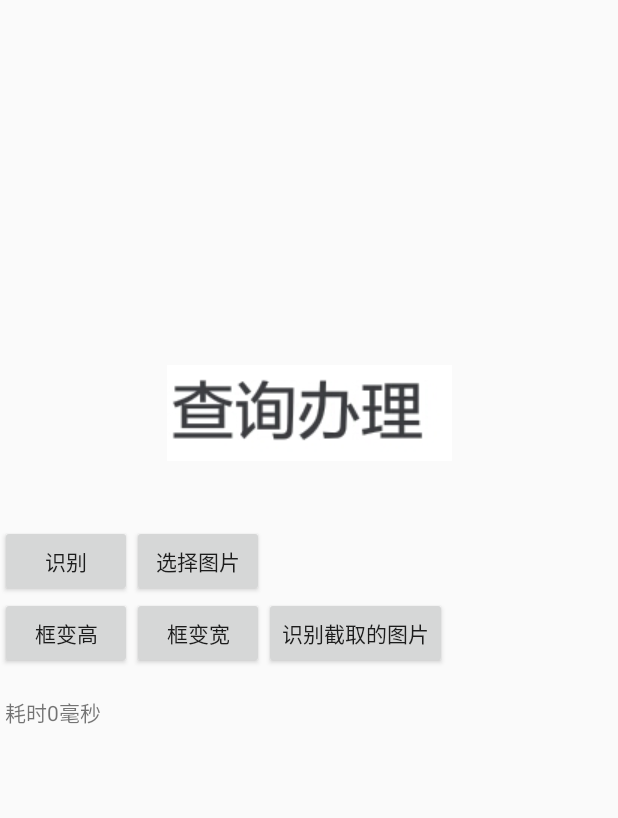
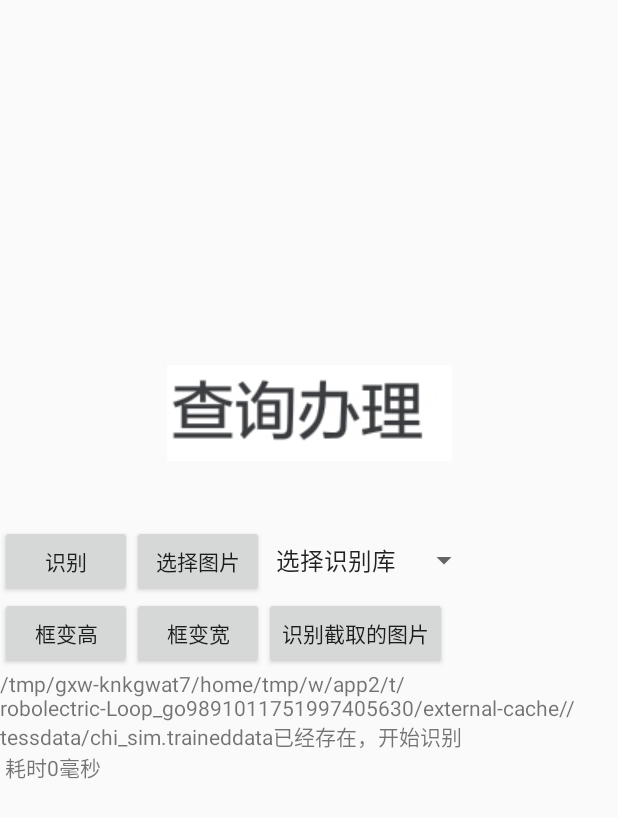
Before and after one commit to wangyisll/TessTwoDemo, an Android app: the screen it shows after launch (MainActivity), after a tap on "选择图片", on a phone screen of 412 x 824 dp. Shown: the top 818 px of the screen. Run offline under Robolectric (Android 15) with nearby library versions, the phone set to English and light mode, and no system bars; libraries missing offline, so code that uses them is left out: com.googlecode.tesseract; 1 other tap on this screen came first.

```diff
--- a/app/src/main/java/com/sunlinlin/tesstwo/MainActivity.java
+++ b/app/src/main/java/com/sunlinlin/tesstwo/MainActivity.java
@@ -16,9 +16,11 @@ import android.util.Log;
 import android.view.MotionEvent;
 import android.view.View;
 import android.view.Window;
+import android.widget.AdapterView;
 import android.widget.Button;
 import android.widget.ImageView;
 import android.widget.ScrollView;
+import android.widget.Spinner;
 import android.widget.TextView;
 import android.widget.Toast;
 
@@ -43,12 +45,16 @@ public class MainActivity extends AppCompatActivity implements View.OnClickListe
     private List<ImageView> list;
     private int[] ids = new int[]{R.drawable.chaxun, R.drawable.fan, R.drawable.fengying,
             R.drawable.meishi, R.drawable.mj, R.drawable.mjn, R.drawable.quanbu, R.drawable.tupian, R.drawable.yingyu, R.drawable.zheng,
-            R.drawable.xingming, R.drawable.minzu};
+            R.drawable.xingming, R.drawable.minzu,R.drawable.zengzhi,R.drawable.wode};
 
     private Button pickBtn;
     private Button widthBtn, heightBtn, cropRecBtn;
     private ImageView resultIv;
     private ScrollView scrollView;
+    private Spinner traineddataSp;
+
+    private BitmapUtils bitmapUtils = new BitmapUtils();
+
     /**
      * TessBaseAPI初始化用到的第一个参数，是个目录。
      */
@@ -60,15 +66,15 @@ public class MainActivity extends AppCompatActivity implements View.OnClickListe
     /**
      * TessBaseAPI初始化测第二个参数，就是识别库的名字不要后缀名。
      */
-    private static final String DEFAULT_LANGUAGE = "chi_sim";
+    private static String DEFAULT_LANGUAGE = "chi_sim";
     /**
      * assets中的文件名
      */
-    private static final String DEFAULT_LANGUAGE_NAME = DEFAULT_LANGUAGE + ".traineddata";
+    private static  String DEFAULT_LANGUAGE_NAME = DEFAULT_LANGUAGE + ".traineddata";
     /**
      * 保存到SD卡中的完整文件名
      */
-    private static final String LANGUAGE_PATH = tessdata + File.separator + DEFAULT_LANGUAGE_NAME;
+    private static  String LANGUAGE_PATH = tessdata + File.separator + DEFAULT_LANGUAGE_NAME;
 
     /**
      * 权限请求值
@@ -107,6 +113,7 @@ public class MainActivity extends AppCompatActivity implements View.OnClickListe
         cropView = (CropView) findViewById(R.id.iv);
         resultIv = (ImageView) findViewById(R.id.iv_result);
         viewPager = (ViewPager) findViewById(R.id.vp);
+        traineddataSp = (Spinner) findViewById(R.id.sp_traineddata);
 
         recBtn.setOnClickListener(this);
         pickBtn.setOnClickListener(this);
@@ -120,7 +127,6 @@ public class MainActivity extends AppCompatActivity implements View.OnClickListe
         initList();
         adapter = new MyPagerAdapter(list);
         viewPager.setAdapter(adapter);
-
 
         if (Build.VERSION.SDK_INT >= 23) {
             if (checkSelfPermission(Manifest.permission.READ_EXTERNAL_STORAGE) != PackageManager.PERMISSION_GRANTED ||
@@ -174,6 +180,26 @@ public class MainActivity extends AppCompatActivity implements View.OnClickListe
                 return false;
             }
         });
+
+        traineddataSp.setOnItemSelectedListener(new AdapterView.OnItemSelectedListener() {
+            @Override
+            public void onItemSelected(AdapterView<?> parent, View view, int position, long id) {
+                String[] array = getResources().getStringArray(R.array.traineddata);
+                if (position==0){
+                    DEFAULT_LANGUAGE=array[1];
+                }else {
+                    DEFAULT_LANGUAGE = array[position];
+                }
+                DEFAULT_LANGUAGE_NAME = DEFAULT_LANGUAGE + ".traineddata";
+                LANGUAGE_PATH = tessdata + File.separator + DEFAULT_LANGUAGE_NAME;
+                Toast.makeText(getApplicationContext(),array[position],Toast.LENGTH_SHORT).show();
+            }
+
+            @Override
+            public void onNothingSelected(AdapterView<?> parent) {
+
+            }
+        });
     }
 
     /**
@@ -185,12 +211,20 @@ public class MainActivity extends AppCompatActivity implements View.OnClickListe
         new Thread(new Runnable() {
             @Override
             public void run() {
+                String text="";
+                if (!checkTraineddataExists()){
+                    text+=LANGUAGE_PATH+"不存在，开始复制";
+                    Log.i(TAG, "run: "+LANGUAGE_PATH+"不存在，开始复制\r\n");
+                    assets2SD(getApplicationContext(), LANGUAGE_PATH, DEFAULT_LANGUAGE_NAME);
+                }
+                text+=LANGUAGE_PATH+"已经存在，开始识别";
+                Log.i(TAG, "run: "+LANGUAGE_PATH+"已经存在，开始识别\r\n");
                 long startTime = System.currentTimeMillis();
                 Log.i(TAG, "run: kaishi " + startTime);
                 TessBaseAPI tessBaseAPI = new TessBaseAPI();
                 tessBaseAPI.init(DATAPATH, DEFAULT_LANGUAGE);
                 tessBaseAPI.setImage(bitmap);
-                String text = tessBaseAPI.getUTF8Text();
+                 text =text+"识别结果："+ tessBaseAPI.getUTF8Text();
                 long finishTime = System.currentTimeMillis();
                 Log.i(TAG, "run: jieshu " + finishTime);
                 Log.i(TAG, "run: text " + text);
@@ -218,6 +252,11 @@ public class MainActivity extends AppCompatActivity implements View.OnClickListe
             list.add(imageView);
         }
 
+    }
+
+    public boolean checkTraineddataExists(){
+        File file = new File(LANGUAGE_PATH);
+        return file.exists();
     }
 
     /**
@@ -260,8 +299,8 @@ public class MainActivity extends AppCompatActivity implements View.OnClickListe
     public void onClick(View v) {
         switch (v.getId()) {
             case R.id.btn_rec:
-                Bitmap bitmap = BitmapFactory.decodeResource(getResources(), ids[viewPager.getCurrentItem()]);
-                recognition(bitmap);
+                final Bitmap[] bitmap = {BitmapFactory.decodeResource(getResources(), ids[viewPager.getCurrentItem()])};
+                recognition(bitmap[0]);
                 break;
             case R.id.btn_pick:
                 Intent intent = new Intent(Intent.ACTION_GET_CONTENT).setType("image/*");
@@ -286,7 +325,6 @@ public class MainActivity extends AppCompatActivity implements View.OnClickListe
                 resultIv.setImageBitmap(bt);
                 recognition(bt);
                 break;
-
         }
     }
 }
--- a/app/src/main/res/layout/activity_main.xml
+++ b/app/src/main/res/layout/activity_main.xml
@@ -26,6 +26,7 @@
                 android:id="@+id/iv_result"
                 android:layout_width="match_parent"
                 android:layout_height="200dp"
+                android:scaleType="center"
                 android:visibility="gone"/>
         </RelativeLayout>
 
@@ -53,6 +54,11 @@
                 android:layout_width="wrap_content"
                 android:layout_height="wrap_content"
                 android:text="选择图片" />
+            <Spinner
+                android:id="@+id/sp_traineddata"
+                android:entries="@array/traineddata"
+                android:layout_width="wrap_content"
+                android:layout_height="wrap_content"/>
         </LinearLayout>
 
         <LinearLayout
--- /dev/null
+++ b/app/src/main/res/values/arrays.xml
@@ -0,0 +1,9 @@
+<?xml version="1.0" encoding="utf-8"?>
+<resources>
+    <string-array name="traineddata">
+        <item>选择识别库</item>
+        <item>chi_sim</item>
+        <item>eng</item>
+        <item>normal </item>
+    </string-array>
+</resources>
```
Also changed, not shown: app/src/main/java/com/sunlinlin/tesstwo/BitmapUtils.java (added, +124 -0 lines), app/src/main/res/drawable/wode.png (added), app/src/main/res/drawable/zengzhi.png (added), 2 other files.
